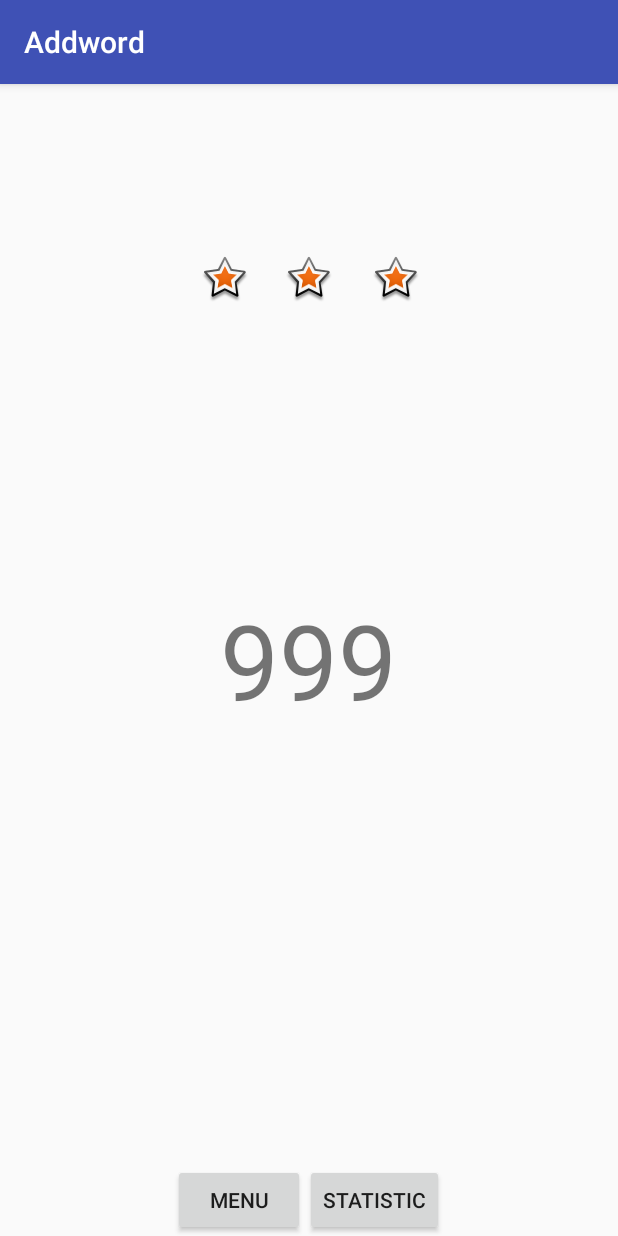
After one commit to preeyakamon/android_addword, an Android app: the DisplaySummary screen opened directly, with no data from a screen before it, on a phone screen of 412 x 824 dp. The commit adds this screen. Run offline under Robolectric (Android 15) with nearby library versions, the light colour scheme and no system bars.

Commit message:
update15/07/2017

```diff
--- a/app/src/main/AndroidManifest.xml
+++ b/app/src/main/AndroidManifest.xml
@@ -25,7 +25,7 @@
         <activity
             android:name=".Playactivity"
             android:windowSoftInputMode="stateVisible" />
-        <activity android:name=".Statisticactivity"></activity>
+        <activity android:name=".DisplaySummary"></activity>
     </application>
 
 </manifest>
--- /dev/null
+++ b/app/src/main/java/com/example/acer/addword/DisplaySummary.java
@@ -0,0 +1,88 @@
+package com.example.acer.addword;
+
+import android.support.v7.app.AppCompatActivity;
+import android.os.Bundle;
+import android.widget.TextView;
+
+import org.json.JSONArray;
+import org.json.JSONObject;
+
+import java.io.IOException;
+
+import okhttp3.Call;
+import okhttp3.Callback;
+import okhttp3.OkHttpClient;
+import okhttp3.Request;
+import okhttp3.Response;
+
+public class DisplaySummary extends AppCompatActivity {
+
+    JSONArray alllevel;
+    TextView tvUsername, tvScore;
+    int totalPoint;
+
+    @Override
+    protected void onCreate(Bundle savedInstanceState) {
+        super.onCreate(savedInstanceState);
+        setContentView(R.layout.activity_statisticactivity);
+
+        tvUsername = (TextView) findViewById(R.id.tvUsername);
+        tvScore = (TextView) findViewById(R.id.tvScore);
+
+        tvUsername.setText(new PreferenceUtil(this).getUserLogin());
+
+        final String url = getString(R.string.ip_address) + "/addword/action/test-level.php";
+        OkHttpClient client = new OkHttpClient();
+        Request request = new Request.Builder()
+                .url(url)
+                .build();
+        client.newCall(request).enqueue(new Callback() {
+            @Override
+            public void onFailure(Call call, IOException e) {
+                e.printStackTrace();
+            }
+
+            @Override
+            public void onResponse(Call call, Response response) throws IOException {
+                final String formServer = response.body().string();
+                try {
+                    JSONObject json = new JSONObject(formServer);
+                    if (json.getBoolean("result")) { // if result = true
+                        alllevel = json.getJSONArray("step");
+                        validatePoint();
+                    }
+                } catch (Exception ex) {
+                    ex.printStackTrace();
+                }
+            }
+        });
+
+    }
+
+    public void validatePoint() {
+        try {
+            totalPoint = 0;
+            int bonus = new PreferenceUtil(this).getBonusPoint();
+            for (int i = 0; i < alllevel.length(); i++) {
+                JSONObject item = alllevel.getJSONObject(i);
+                int level = Integer.parseInt(item.getString("level_id"));
+                int point = new PreferenceUtil(this).getPointByLevel(level);
+                if (bonus == level) {
+                    totalPoint = totalPoint + (point * bonus);
+                } else {
+                    totalPoint = totalPoint + point;
+                }
+            }
+
+            runOnUiThread(new Runnable() {
+                @Override
+                public void run() {
+                    tvScore.setText(String.valueOf(totalPoint));
+                }
+            });
+
+        } catch (Exception ex) {
+            ex.printStackTrace();
+        }
+    }
+}
--- a/app/src/main/java/com/example/acer/addword/registerActivity.java
+++ b/app/src/main/java/com/example/acer/addword/registerActivity.java
@@ -23,7 +23,7 @@ import okhttp3.Response;
 
 public class registerActivity extends AppCompatActivity {
 
-    EditText etname, etusername, etpassword;
+    EditText etname, etusername, etpassword,etconfirm;
     Button btnregister;
 
     @Override
@@ -33,6 +33,7 @@ public class registerActivity extends AppCompatActivity {
         getSupportActionBar().hide();
 
         etname = (EditText)findViewById(R.id.etname);
+        etconfirm = (EditText)findViewById(R.id.etconfirm);
         etusername = (EditText)findViewById(R.id.etusername);
         etpassword = (EditText)findViewById(R.id.etpassword);
         btnregister = (Button)findViewById(R.id.btnregister);
--- a/app/src/main/res/layout/activity_register.xml
+++ b/app/src/main/res/layout/activity_register.xml
@@ -50,9 +50,9 @@
         android:id="@+id/btnregister"
         android:layout_width="wrap_content"
         android:layout_height="wrap_content"
-        android:layout_marginTop="31dp"
+        android:layout_marginTop="60dp"
         android:text="Register"
-        android:layout_below="@+id/etconfirm"
+        android:layout_below="@+id/etpassword"
         android:layout_centerHorizontal="true" />
 
 
--- a/app/src/main/res/layout/activity_statisticactivity.xml
+++ b/app/src/main/res/layout/activity_statisticactivity.xml
@@ -1,9 +1,75 @@
 <?xml version="1.0" encoding="utf-8"?>
-<android.support.constraint.ConstraintLayout xmlns:android="http://schemas.android.com/apk/res/android"
+<RelativeLayout xmlns:android="http://schemas.android.com/apk/res/android"
     xmlns:app="http://schemas.android.com/apk/res-auto"
     xmlns:tools="http://schemas.android.com/tools"
     android:layout_width="match_parent"
     android:layout_height="match_parent"
-    tools:context="com.example.acer.addword.Statisticactivity">
+    tools:context="com.example.acer.addword.DisplaySummary">
 
-</android.support.constraint.ConstraintLayout>
+
+    <ImageView
+        android:id="@+id/imageView4"
+        android:layout_width="wrap_content"
+        android:layout_height="wrap_content"
+        android:layout_below="@+id/tvUsername"
+        android:layout_centerHorizontal="true"
+        android:layout_marginTop="15dp"
+        app:srcCompat="@android:drawable/star_big_on" />
+
+    <ImageView
+        android:id="@+id/imageView3"
+        android:layout_width="wrap_content"
+        android:layout_height="wrap_content"
+        app:srcCompat="@android:drawable/star_big_on"
+        android:layout_alignTop="@+id/imageView4"
+        android:layout_toStartOf="@+id/imageView4"
+        android:layout_marginEnd="24dp" />
+
+    <LinearLayout
+        android:layout_width="match_parent"
+        android:layout_height="wrap_content"
+        android:layout_alignParentBottom="true"
+        android:layout_centerHorizontal="true"
+        android:gravity="center"
+        android:orientation="horizontal">
+
+        <Button
+            android:layout_width="wrap_content"
+            android:layout_height="wrap_content"
+            android:text="MENU"/>
+
+        <Button
+            android:layout_width="wrap_content"
+            android:layout_height="wrap_content"
+            android:text="Statistic"/>
+
+    </LinearLayout>
+
+    <TextView
+        android:id="@+id/tvUsername"
+        android:layout_width="wrap_content"
+        android:layout_height="wrap_content"
+        android:layout_alignParentTop="true"
+        android:layout_centerHorizontal="true"
+        android:layout_marginTop="32dp"
+        android:textSize="50dp"
+        android:text="USERNAME" />
+
+    <ImageView
+        android:id="@+id/imageView"
+        android:layout_width="wrap_content"
+        android:layout_height="wrap_content"
+        app:srcCompat="@android:drawable/star_big_on"
+        android:layout_marginStart="26dp"
+        android:layout_alignTop="@+id/imageView4"
+        android:layout_toEndOf="@+id/imageView4" />
+
+    <TextView
+        android:id="@+id/tvScore"
+        android:layout_width="wrap_content"
+        android:layout_height="wrap_content"
+        android:layout_centerHorizontal="true"
+        android:layout_centerVertical="true"
+        android:text="999"
+        android:textSize="70dp"/>
+</RelativeLayout>
--- a/app/src/main/res/values/strings.xml
+++ b/app/src/main/res/values/strings.xml
@@ -1,4 +1,4 @@
 <resources>
     <string name="app_name">Addword</string>
-    <string name="ip_address">http://192.168.1.42</string>
+    <string name="ip_address">http://192.168.1.44</string>
 </resources>
```
Also changed, not shown: app/src/main/java/com/example/acer/addword/MainActivity.java (+11 -1 lines), app/src/main/java/com/example/acer/addword/Playactivity.java (+5 -2 lines), app/src/main/java/com/example/acer/addword/PreferenceUtil.java (added, +89 -0 lines), app/src/main/java/com/example/acer/addword/Statisticactivity.java (deleted, +0 -13 lines), app/src/main/java/com/example/acer/addword/testactivity.java (+10 -0 lines).
